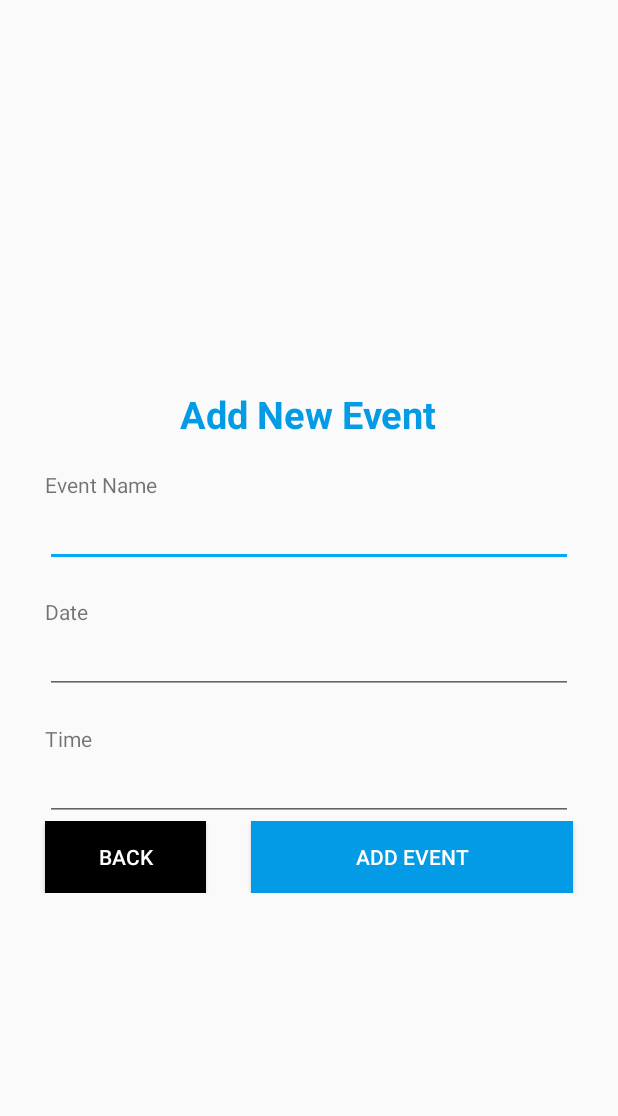
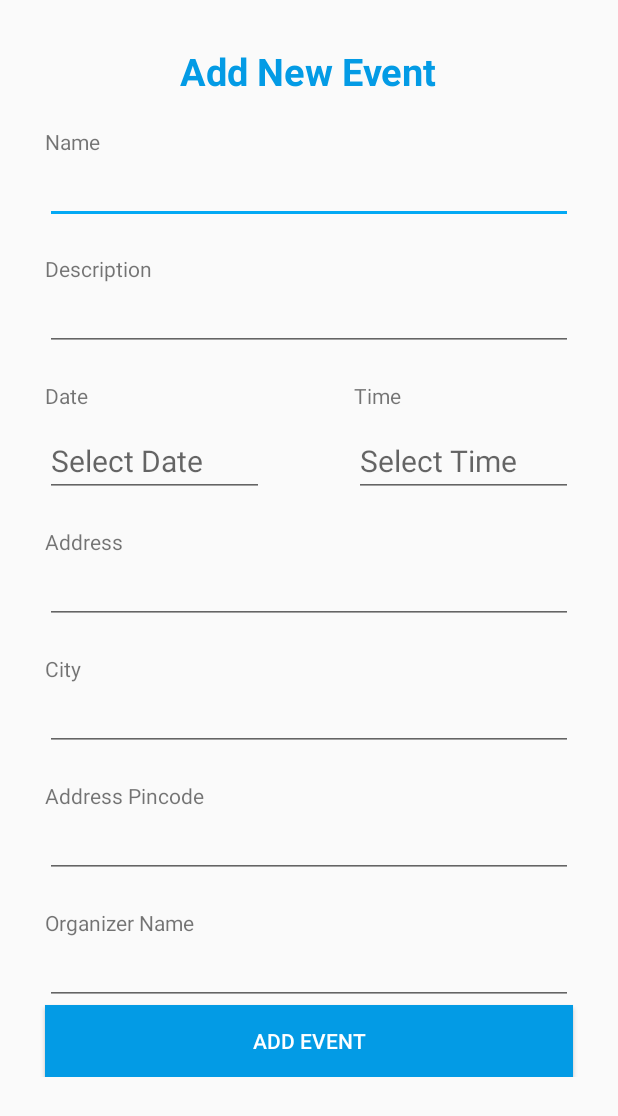
Before and after one commit to hrj-star/NGOEvent, an Android app: the Add_Event screen opened directly, with no data from a screen before it, on a phone screen of 412 x 824 dp. Shown: the top 1116 px of the screen. Run offline under Robolectric (Android 15) with nearby library versions, the phone set to English and light mode, and no system bars; our stand-ins replace Firebase (no records; nobody signed in at launch, a user with empty details on screens opened directly).

Commit message:
Event Fix

```diff
--- a/app/build.gradle
+++ b/app/build.gradle
@@ -33,6 +33,7 @@ dependencies {
     implementation 'com.google.firebase:firebase-database:19.2.0'
     implementation 'com.google.firebase:firebase-analytics:17.2.0'
     implementation 'com.firebaseui:firebase-ui-database:1.2.0'
+    implementation 'com.google.android.material:material:1.0.0'
 
 
 }
--- a/app/src/main/AndroidManifest.xml
+++ b/app/src/main/AndroidManifest.xml
@@ -9,7 +9,8 @@
         android:roundIcon="@mipmap/ic_launcher_round"
         android:supportsRtl="true"
         android:theme="@style/AppTheme">
-        <activity android:name=".Add_Event"></activity>
+        <activity android:name=".Ngo_All_Events"></activity>
+        <activity android:name=".Add_Event" />
         <activity android:name=".ngo_home" />
         <activity android:name=".Home" />
         <activity android:name=".Registration" />
--- a/app/src/main/java/code/slash/Add_Event.java
+++ b/app/src/main/java/code/slash/Add_Event.java
@@ -3,12 +3,17 @@ package code.slash;
 import androidx.annotation.NonNull;
 import androidx.appcompat.app.AppCompatActivity;
 
+import android.app.DatePickerDialog;
+import android.app.TimePickerDialog;
 import android.content.Intent;
 import android.os.Bundle;
+import android.util.Log;
+import android.view.GestureDetector;
 import android.view.View;
 import android.widget.Button;
 import android.widget.DatePicker;
 import android.widget.EditText;
+import android.widget.TextView;
 import android.widget.TimePicker;
 import android.widget.Toast;
 
@@ -18,17 +23,28 @@ import com.google.firebase.database.DatabaseReference;
 import com.google.firebase.database.FirebaseDatabase;
 import com.google.firebase.database.ValueEventListener;
 
+import java.util.ArrayList;
+import java.util.Calendar;
+import java.util.Date;
+import java.util.List;
+import java.util.UUID;
+
 import code.slash.Common.Common;
 import code.slash.Model.Event;
 import code.slash.Model.User;
 
 public class Add_Event extends AppCompatActivity {
 
-    Button addEvent,back;
+    Button addEvent,back,datepickup;
     EditText event_name;
-
     EditText  event_date;
     EditText  event_time;
+    EditText  event_description,event_address,event_city,event_pincode,event_oragnizer;
+
+    Calendar c;
+    DatePickerDialog datePickerDialog;
+
+    TimePickerDialog timePicker;
     FirebaseDatabase firebaseDatabase;
     DatabaseReference databaseReference,ref1;
 
@@ -37,20 +53,88 @@ public class Add_Event extends AppCompatActivity {
         super.onCreate(savedInstanceState);
         setContentView(R.layout.activity_add__event);
 
-        back=(Button)findViewById(R.id.btnBack);
         addEvent=(Button)findViewById(R.id.btnAddEvent);
 
-        event_name=(EditText)findViewById(R.id.new_event_date);
-        event_date=(EditText)findViewById(R.id.new_event_date);
+        event_name=(EditText)findViewById(R.id.new_event_name);
+        event_date= (EditText) findViewById(R.id.new_event_date);
         event_time=(EditText)findViewById(R.id.new_event_time);
 
+        event_description=(EditText)findViewById(R.id.new_event_details);
+        event_address=(EditText)findViewById(R.id.new_event_address);
+        event_city=(EditText)findViewById(R.id.new_event_city);
+        event_pincode=(EditText)findViewById(R.id.new_event_pincode);
+
+        event_oragnizer=(EditText)findViewById(R.id.new_event_oragnizer);
+
+        event_date.setFocusable(false);
+        event_date.setClickable(true);
 
 
-        back.setOnClickListener(new View.OnClickListener() {
+        event_time.setFocusable(false);
+        event_time.setClickable(true);
+
+        firebaseDatabase=FirebaseDatabase.getInstance();
+        databaseReference=firebaseDatabase.getReference("Events");
+
+
+        event_date.setOnClickListener(new View.OnClickListener() {
             @Override
-            public void onClick(View view) {
-                Intent  intent=new Intent(Add_Event.this, ngo_home.class);
-                startActivity(intent);
+            public void onClick(View v) {
+                c=Calendar.getInstance();
+                int day=c.get(Calendar.DAY_OF_MONTH);
+                int month=c.get(Calendar.MONTH);
+                int year=c.get(Calendar.YEAR);
+
+                Log.e("DAte","test");
+
+                datePickerDialog= new DatePickerDialog(Add_Event.this, new DatePickerDialog.OnDateSetListener() {
+                    @Override
+                    public void onDateSet(DatePicker view, int myear, int mmonth, int mdayOfMonth) {
+
+                        String MONTH[]=
+                                {"Jan", "Feb", "Mar", "Apr", "May", "Jun", "Jul", "Aug", "Sep", "Oct", "Nov", "Dec"};
+
+                        Log.e("Month",mmonth+"");
+                        event_date.setText(mdayOfMonth+" "+MONTH[mmonth]+" "+myear);
+                    }
+                },year,month,day);
+
+                datePickerDialog.show();
+            }
+        });
+
+        event_time.setOnClickListener(new View.OnClickListener() {
+            @Override
+            public void onClick(View v) {
+                c=Calendar.getInstance();
+                int hr=c.get(Calendar.HOUR);
+                int min=c.get(Calendar.MINUTE);
+
+                final String[] format = {""};
+
+                timePicker=new TimePickerDialog(Add_Event.this, new TimePickerDialog.OnTimeSetListener() {
+                    @Override
+                    public void onTimeSet(TimePicker view, int hour, int minute) {
+
+                            if (hour == 0) {
+                                hour += 12;
+                                format[0] = "AM";
+                            } else if (hour == 12) {
+                                format[0] = "PM";
+                            } else if (hour > 12) {
+                                hour -= 12;
+                                format[0] = "PM";
+                            } else {
+                                format[0] = "AM";
+                            }
+
+                            event_time.setText(new StringBuilder().append(hour).append(" : ").append(minute)
+                                    .append(" ").append(format[0]));
+                        }
+
+                },hr,min,false);
+
+                timePicker.show();
             }
         });
 
@@ -59,44 +143,54 @@ public class Add_Event extends AppCompatActivity {
             public void onClick(View view) {
 
                 addEventtoDB();
+
             }
         });
+
+
 
 
     }
 
     private void addEventtoDB() {
 
-        final String eventname=event_name.getText().toString();
-        final  String eventdate=event_date.getText().toString();
-        final String eventtime=event_time.getText().toString();
-        final String ngo_name= Common.currentuser.getName().toString();
+        final String eventnamestr=event_name.getText().toString();
+        final  String eventdatestr=event_date.getText().toString();
+        final String eventtimestr=event_time.getText().toString();
 
+        final String ngo_namestr= Common.currentuser.getName().toString();
+        final String ngo_idstr= Common.currentuser.getUserphone();
 
+        final String eventdescriptionstr=event_description.getText().toString();
+        final String eventaddressstr=event_address.getText().toString();
+        final String eventcitystr=event_city.getText().toString();
+        final String eventpincodestr=event_pincode.getText().toString();
+        final String event_oragnizerstr=event_oragnizer.getText().toString();
 
-        if(eventname.isEmpty()||eventdate.isEmpty()||eventtime.isEmpty()){
+//                ,event_address,event_city,event_pincode;
+
+        final List<String> annoucemts=new ArrayList<>();
+        annoucemts.add(" ");
+        final List<String> photos=new ArrayList<>();
+        photos.add(" ");
+        final List<String> comments=new ArrayList<>();
+        comments.add(" ");
+
+        if(eventnamestr.isEmpty()||eventdatestr.isEmpty()||eventtimestr.isEmpty()||eventdescriptionstr.isEmpty()||eventaddressstr.isEmpty()||eventcitystr.isEmpty()||eventpincodestr.isEmpty()){
             Toast.makeText(Add_Event.this, "Please fill all details ", Toast.LENGTH_SHORT).show();
-        }
-        else{
-            databaseReference.addValueEventListener(new ValueEventListener() {
-                @Override
-                public void onDataChange(@NonNull DataSnapshot dataSnapshot) {
+        }else{
 
+                        Event newenvent=new Event(
+                                eventaddressstr,eventdescriptionstr,eventcitystr,eventpincodestr,eventnamestr,ngo_namestr,"",eventdatestr,eventtimestr,eventcitystr,event_oragnizerstr,"NO",ngo_idstr,"NO",photos,annoucemts,comments
+                                );
 
-                        Event newenvent=new Event(eventname,ngo_name,eventdate,eventtime);
+//                        UUID eventkey= UUID.randomUUID();
 
-                        databaseReference.setValue(newenvent);
-
-                        Toast.makeText(Add_Event.this, "Registration Successful ", Toast.LENGTH_SHORT).show();
+                        long eventkey=new Date().getTime();
+                        databaseReference.child(eventkey+"").setValue(newenvent);
+                        Toast.makeText(Add_Event.this, "Event Added Successful ", Toast.LENGTH_SHORT).show();
                         finish();
 
-                }
-
-                @Override
-                public void onCancelled(@NonNull DatabaseError databaseError) {
-
-                }
-            });
 
 
 
--- a/app/src/main/java/code/slash/Home.java
+++ b/app/src/main/java/code/slash/Home.java
@@ -57,8 +57,6 @@ public class Home extends AppCompatActivity {
                for (DataSnapshot dataSnapshot1:dataSnapshot.getChildren()){
                    Event event=dataSnapshot1.getValue(Event.class);
                    events.add(event);
-                   Log.e("GET DATA",event.getEvent_name());
-                   Log.e("GET All DATA",events.toString());
                }
 
                onEventLoad(events);
--- a/app/src/main/res/layout/activity_add__event.xml
+++ b/app/src/main/res/layout/activity_add__event.xml
@@ -1,13 +1,17 @@
 <?xml version="1.0" encoding="utf-8"?>
-<LinearLayout xmlns:android="http://schemas.android.com/apk/res/android"
-    xmlns:app="http://schemas.android.com/apk/res-auto"
-    xmlns:tools="http://schemas.android.com/tools"
-    android:layout_width="match_parent"
+
+<LinearLayout  android:layout_width="match_parent"
     android:layout_height="match_parent"
     android:orientation="vertical"
     android:gravity="center"
     android:layout_gravity="center"
-    tools:context=".Add_Event">
+xmlns:android="http://schemas.android.com/apk/res/android"
+xmlns:app="http://schemas.android.com/apk/res-auto"
+xmlns:tools="http://schemas.android.com/tools"
+
+tools:context=".Add_Event"
+
+    >
 
     <TextView
         android:textColor="@color/colorApp"
@@ -19,14 +23,24 @@
         android:textStyle="bold"
         android:layout_gravity="center"/>
 
+
+    <ScrollView
+        android:layout_width="match_parent"
+        android:layout_height="match_parent">
+
+        <LinearLayout
+            android:layout_width="match_parent"
+            android:layout_height="wrap_content"
+            android:orientation="vertical" >
+
             <TextView
                 android:id="@+id/fstTxt"
                 android:layout_width="match_parent"
                 android:layout_height="wrap_content"
                 android:layout_marginLeft="30dp"
+                android:layout_marginTop="20dp"
                 android:layout_marginRight="30dp"
-        android:layout_marginTop="20dp"
-        android:text="Event Name"/>
+                android:text="Name" />
 
             <EditText
                 android:id="@+id/new_event_name"
@@ -35,22 +49,59 @@
                 android:layout_marginLeft="30dp"
                 android:layout_marginRight="30dp"
                 android:ems="10" />
+
             <TextView
                 android:layout_width="match_parent"
                 android:layout_height="wrap_content"
                 android:layout_marginLeft="30dp"
+                android:layout_marginTop="20dp"
                 android:layout_marginRight="30dp"
+                android:text="Description" />
+
+            <EditText
+                android:id="@+id/new_event_details"
+                android:layout_width="match_parent"
+                android:layout_height="wrap_content"
+                android:layout_marginLeft="30dp"
+                android:layout_marginRight="30dp"
+                android:ems="10"
+                android:inputType="textMultiLine" />
+
+            <LinearLayout
+                android:layout_width="match_parent"
+                android:layout_height="wrap_content"
+                android:orientation="horizontal">
+
+                <LinearLayout
+                    android:layout_width="0dp"
+                    android:layout_height="wrap_content"
+                    android:layout_weight="1"
+                    android:orientation="vertical">
+
+                    <TextView
+                        android:layout_width="match_parent"
+                        android:layout_height="wrap_content"
+                        android:layout_marginLeft="30dp"
                         android:layout_marginTop="20dp"
-        android:text="Date"
-        />
+                        android:layout_marginRight="30dp"
+                        android:text="Date" />
 
                     <EditText
                         android:id="@+id/new_event_date"
                         android:layout_width="match_parent"
                         android:layout_height="wrap_content"
                         android:layout_marginLeft="30dp"
+                        android:layout_marginTop="10dp"
                         android:layout_marginRight="30dp"
-        />
+                        android:hint="Select Date"
+                        android:textSize="20sp" />
+                </LinearLayout>
+
+                <LinearLayout
+                    android:layout_width="0dp"
+                    android:layout_height="wrap_content"
+                    android:layout_weight="1"
+                    android:orientation="vertical">
 
                     <TextView
                         android:id="@+id/fourthtxt"
@@ -58,19 +109,104 @@
                         android:layout_width="match_parent"
                         android:layout_height="wrap_content"
                         android:layout_marginLeft="30dp"
+                        android:layout_marginTop="20dp"
                         android:layout_marginRight="30dp"
-        android:layout_marginTop="20dp"
-        android:text="Time"
-        />
+                        android:text="Time" />
 
                     <EditText
                         android:id="@+id/new_event_time"
                         android:layout_width="match_parent"
                         android:layout_height="wrap_content"
                         android:layout_marginLeft="30dp"
+                        android:layout_marginTop="10dp"
                         android:layout_marginRight="30dp"
+                        android:hint="Select Time"
+                        android:textSize="20sp"
 
                         />
+                </LinearLayout>
+            </LinearLayout>
+
+            <TextView
+                android:layout_width="match_parent"
+                android:layout_height="wrap_content"
+                android:layout_marginLeft="30dp"
+                android:layout_marginTop="20dp"
+                android:layout_marginRight="30dp"
+                android:text="Address" />
+
+            <EditText
+                android:id="@+id/new_event_address"
+                android:layout_width="match_parent"
+                android:layout_height="wrap_content"
+                android:layout_marginLeft="30dp"
+                android:layout_marginRight="30dp"
+                android:ems="10"
+                android:inputType="textMultiLine" />
+
+            <TextView
+                android:layout_width="match_parent"
+                android:layout_height="wrap_content"
+                android:layout_marginLeft="30dp"
+                android:layout_marginTop="20dp"
+                android:layout_marginRight="30dp"
+                android:text="City" />
+
+            <EditText
+                android:id="@+id/new_event_city"
+                android:layout_width="match_parent"
+                android:layout_height="wrap_content"
+                android:layout_marginLeft="30dp"
+                android:layout_marginRight="30dp"
+                android:ems="10"
+                android:inputType="textMultiLine" />
+
+            <TextView
+                android:layout_width="match_parent"
+                android:layout_height="wrap_content"
+                android:layout_marginLeft="30dp"
+                android:layout_marginTop="20dp"
+                android:layout_marginRight="30dp"
+                android:text="Address Pincode" />
+
+            <EditText
+                android:id="@+id/new_event_pincode"
+                android:layout_width="match_parent"
+                android:layout_height="wrap_content"
+                android:layout_marginLeft="30dp"
+                android:layout_marginRight="30dp"
+                android:ems="10"
+                android:inputType="number" />
+
+            <TextView
+                android:layout_width="match_parent"
+                android:layout_height="wrap_content"
+                android:layout_marginLeft="30dp"
+                android:layout_marginTop="20dp"
+                android:layout_marginRight="30dp"
+                android:text="Organizer Name" />
+
+            <EditText
+                android:id="@+id/new_event_oragnizer"
+                android:layout_width="match_parent"
+                android:layout_height="wrap_content"
+                android:layout_marginLeft="30dp"
+                android:layout_marginRight="30dp"
+                android:ems="10"
+                android:inputType="text" />
+
+            <Button
+                android:id="@+id/btnAddEvent"
+                android:layout_width="match_parent"
+                android:layout_height="wrap_content"
+                android:layout_marginLeft="30dp"
+                android:layout_marginRight="30dp"
+                android:background="@color/colorApp"
+                android:text="Add Event"
+                android:textColor="@android:color/white" />
+        </LinearLayout>
+    </ScrollView>
+
 
     <!--    <TextView-->
 <!--        android:id="@+id/thirdTxt"-->
@@ -89,32 +225,6 @@
 <!--        android:layout_marginLeft="30dp"-->
 <!--        android:layout_marginRight="30dp"-->
 <!--        />-->
-    <LinearLayout
-        android:layout_width="match_parent"
-        android:layout_height="wrap_content"
-        android:orientation="horizontal">
-
-        <Button
-            android:id="@+id/btnBack"
-            android:layout_width="0dp"
-            android:layout_height="wrap_content"
-            android:layout_marginLeft="30dp"
-            android:layout_weight="1"
-            android:background="@android:color/black"
-            android:text="back"
-            android:textColor="@android:color/white" />
-
-        <Button
-            android:id="@+id/btnAddEvent"
-            android:layout_width="0dp"
-            android:layout_height="wrap_content"
-            android:layout_marginLeft="30dp"
-            android:layout_marginRight="30dp"
-            android:layout_weight="2"
-            android:background="@color/colorApp"
-            android:text="Add Event"
-            android:textColor="@android:color/white" />
-    </LinearLayout>
 
 
 </LinearLayout>
--- a/app/src/main/res/layout/activity_main.xml
+++ b/app/src/main/res/layout/activity_main.xml
@@ -31,6 +31,7 @@
 
     <EditText
         android:id="@+id/txtPhone"
+        android:text="9833771892"
         android:layout_width="match_parent"
         android:layout_height="wrap_content"
         android:layout_marginLeft="30dp"
@@ -50,7 +51,7 @@
 
     <EditText
         android:id="@+id/txtPwd"
-
+android:text="123"
         android:inputType="textPassword"
         android:layout_height="wrap_content"
         android:layout_width="match_parent"
```
Also changed, not shown: app/src/main/java/code/slash/Model/Event.java (+46 -14 lines), app/src/main/java/code/slash/Model/User.java (+16 -2 lines), app/src/main/java/code/slash/Ngo_All_Events.java (added, +115 -0 lines), app/src/main/java/code/slash/Registration.java (+6 -3 lines), app/src/main/java/code/slash/ngo_home.java (+23 -2 lines), app/src/main/res/layout/activity_ngo__all__events.xml (added, +30 -0 lines), app/src/main/res/layout/activity_ngo_home.xml (+6 -4 lines), app/src/main/res/layout/activity_registration.xml (+16 -0 lines). Lines whose indentation alone changed are shown as unchanged.
